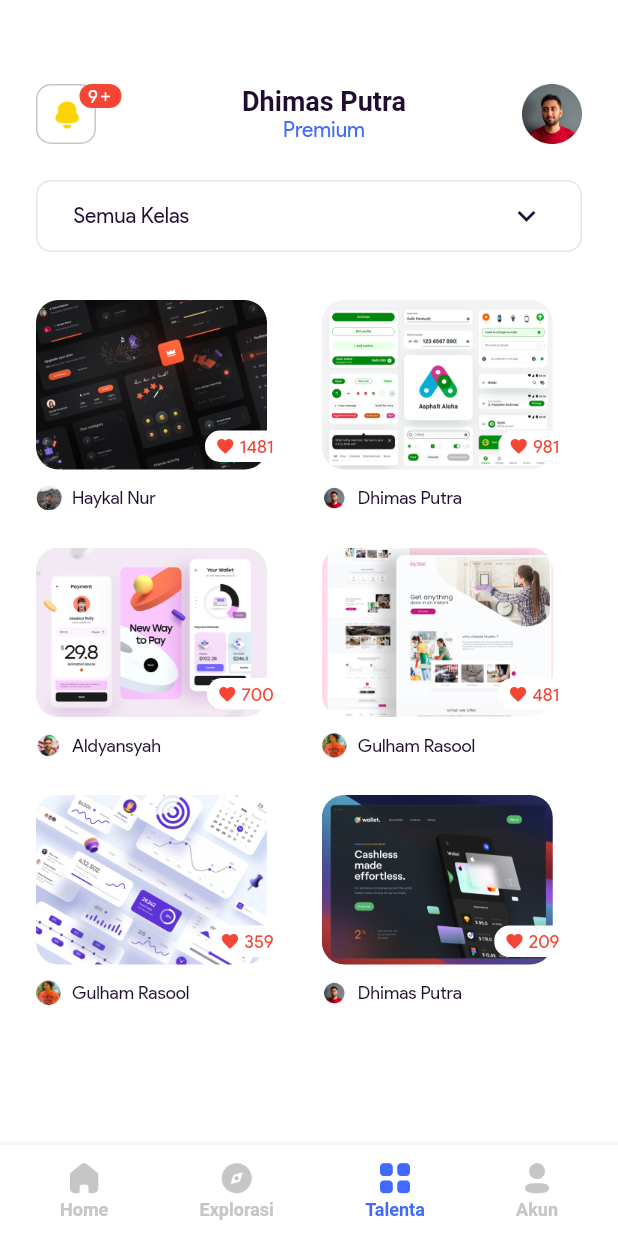
After one commit to Syahro/course, a Flutter app: the TalentPage screen opened directly, on a phone screen of 412 x 824 dp. The commit adds this screen. Run offline on Flutter 3.47's test engine with Material 2 defaults, Android fonts, the phone set to English and light mode, and no system bars; missing offline and left inert: carousel_images; Roboto replaces fonts that are missing (Product-Regular-Bold).

Commit message:
done modified talentPage and add some assets or support

```diff
--- a/lib/pages/beranda_page.dart
+++ b/lib/pages/beranda_page.dart
@@ -14,6 +14,7 @@ class BerandaPage extends StatelessWidget {
   @override
   Widget build(BuildContext context) {
     return Scaffold(
+      backgroundColor: whiteColor,
       floatingActionButton: BottomFloating(
         isHome: true,
         isExplore: false,
--- a/lib/pages/explorasi_page.dart
+++ b/lib/pages/explorasi_page.dart
@@ -8,6 +8,7 @@ class ExplorasiPage extends StatelessWidget {
   @override
   Widget build(BuildContext context) {
     return Scaffold(
+      backgroundColor: whiteColor,
       floatingActionButton: BottomFloating(
         isHome: false,
         isExplore: true,
--- a/lib/pages/login_page.dart
+++ b/lib/pages/login_page.dart
@@ -6,6 +6,7 @@ class LoginPage extends StatelessWidget {
   @override
   Widget build(BuildContext context) {
     return Scaffold(
+      backgroundColor: whiteColor,
       body: SafeArea(
         child: ListView(
           children: [
--- /dev/null
+++ b/lib/pages/talent_page.dart
@@ -0,0 +1,133 @@
+import 'package:course/widget/bottom_floating.dart';
+import 'package:course/widget/header.dart';
+import 'package:course/widget/talent_card.dart';
+import 'package:flutter/material.dart';
+import 'package:course/theme.dart';
+
+class TalentPage extends StatelessWidget {
+  @override
+  Widget build(BuildContext context) {
+    return Scaffold(
+      backgroundColor: whiteColor,
+      floatingActionButton: BottomFloating(
+        isHome: false,
+        isExplore: false,
+        isTalent: true,
+        isAccount: false,
+      ),
+      floatingActionButtonLocation: FloatingActionButtonLocation.centerDocked,
+      body: SafeArea(
+          child: ListView(
+        children: [
+          Padding(
+            padding: EdgeInsets.symmetric(
+              horizontal: defaultMargin,
+              vertical: 56,
+            ),
+            child: Column(
+              children: [
+                Header(),
+                SizedBox(
+                  height: 24,
+                ),
+                Container(
+                  padding: EdgeInsets.symmetric(
+                    horizontal: defaultMargin,
+                  ),
+                  height: 48,
+                  width: double.infinity,
+                  decoration: BoxDecoration(
+                    color: whiteColor,
+                    borderRadius: BorderRadius.circular(10),
+                    border: Border.all(
+                      color: lightGreyColor,
+                    ),
+                  ),
+                  child: Row(
+                    mainAxisAlignment: MainAxisAlignment.spaceBetween,
+                    children: [
+                      Text(
+                        'Semua Kelas',
+                        style: regularTextStyle.copyWith(
+                          fontSize: 14,
+                          color: blackColor,
+                        ),
+                      ),
+                      Icon(
+                        Icons.keyboard_arrow_down,
+                        color: blackColor,
+                      ),
+                    ],
+                  ),
+                ),
+                SizedBox(
+                  height: 32,
+                ),
+                Row(
+                  mainAxisAlignment: MainAxisAlignment.spaceBetween,
+                  children: [
+                    TalentCard(
+                      imageUrl: 'assets/class6.png',
+                      like: '1481',
+                      imageUrlTalent: 'assets/talent1.png',
+                      talentName: 'Haykal Nur',
+                    ),
+                    TalentCard(
+                      imageUrl: 'assets/class7.png',
+                      like: '981',
+                      imageUrlTalent: 'assets/talent2.png',
+                      talentName: 'Dhimas Putra',
+                    ),
+                  ],
+                ),
+                SizedBox(
+                  height: 25,
+                ),
+                Row(
+                  mainAxisAlignment: MainAxisAlignment.spaceBetween,
+                  children: [
+                    TalentCard(
+                      imageUrl: 'assets/class8.png',
+                      like: '700',
+                      imageUrlTalent: 'assets/talent3.png',
+                      talentName: 'Aldyansyah',
+                    ),
+                    TalentCard(
+                      imageUrl: 'assets/class9.png',
+                      like: '481',
+                      imageUrlTalent: 'assets/talent4.png',
+                      talentName: 'Gulham Rasool',
+                    ),
+                  ],
+                ),
+                SizedBox(
+                  height: 25,
+                ),
+                Row(
+                  mainAxisAlignment: MainAxisAlignment.spaceBetween,
+                  children: [
+                    TalentCard(
+                      imageUrl: 'assets/class10.png',
+                      like: '359',
+                      imageUrlTalent: 'assets/talent4.png',
+                      talentName: 'Gulham Rasool',
+                    ),
+                    TalentCard(
+                      imageUrl: 'assets/class11.png',
+                      like: '209',
+                      imageUrlTalent: 'assets/talent2.png',
+                      talentName: 'Dhimas Putra',
+                    )
+                  ],
+                ),
+                SizedBox(
+                  height: 30,
+                ),
+              ],
+            ),
+          ),
+        ],
+      )),
+    );
+  }
+}
--- a/lib/widget/bottom_floating.dart
+++ b/lib/widget/bottom_floating.dart
@@ -1,5 +1,6 @@
 import 'package:course/pages/beranda_page.dart';
 import 'package:course/pages/explorasi_page.dart';
+import 'package:course/pages/talent_page.dart';
 import 'package:course/theme.dart';
 import 'package:course/widget/icon_bottom_floating.dart';
 import 'package:flutter/material.dart';
@@ -62,10 +63,17 @@ class BottomFloating extends StatelessWidget {
                 isActive: isExplore,
               ),
             ),
-            IconBottomFloating(
-              imageUrl: 'assets/talent.png',
-              menuName: 'Talenta',
-              isActive: isTalent,
+            InkWell(
+              onTap: () {
+                Navigator.push(context, MaterialPageRoute(builder: (context) {
+                  return TalentPage();
+                }));
+              },
+              child: IconBottomFloating(
+                imageUrl: 'assets/talent.png',
+                menuName: 'Talenta',
+                isActive: isTalent,
+              ),
             ),
             IconBottomFloating(
               imageUrl: 'assets/akun.png',
--- /dev/null
+++ b/lib/widget/talent_card.dart
@@ -0,0 +1,110 @@
+import 'package:course/theme.dart';
+import 'package:flutter/material.dart';
+
+class TalentCard extends StatelessWidget {
+  final String imageUrl;
+  final String like;
+  final String imageUrlTalent;
+  final String talentName;
+
+  TalentCard({
+    this.imageUrl,
+    this.like,
+    this.imageUrlTalent,
+    this.talentName,
+  });
+  @override
+  Widget build(BuildContext context) {
+    return Container(
+      height: 140,
+      width:
+          ((MediaQuery.of(context).size.width - (2 * defaultMargin)) / 2) - 8.5,
+      child: Container(
+        height: 113,
+        width: 154,
+        child: Column(
+          mainAxisAlignment: MainAxisAlignment.spaceBetween,
+          children: [
+            Stack(
+              children: [
+                ClipRRect(
+                  borderRadius: BorderRadius.circular(15),
+                  child: Image.asset(
+                    imageUrl,
+                    width: 154,
+                    height: 113,
+                    fit: BoxFit.cover,
+                  ),
+                ),
+                Padding(
+                  padding: EdgeInsets.only(
+                    top: 87,
+                    right: 8,
+                  ),
+                  child: Row(
+                    mainAxisAlignment: MainAxisAlignment.end,
+                    children: [
+                      Container(
+                        padding: EdgeInsets.symmetric(
+                          horizontal: 7,
+                          vertical: 3,
+                        ),
+                        decoration: BoxDecoration(
+                          color: whiteColor,
+                          borderRadius: BorderRadius.circular(10),
+                        ),
+                        child: Center(
+                          child: Row(
+                            children: [
+                              Icon(
+                                Icons.favorite,
+                                color: redColor,
+                                size: 13,
+                              ),
+                              SizedBox(
+                                width: 3,
+                              ),
+                              Text(
+                                like,
+                                style: regularTextStyle.copyWith(
+                                  fontSize: 12,
+                                  color: redColor,
+                                ),
+                              ),
+                            ],
+                          ),
+                        ),
+                      )
+                    ],
+                  ),
+                ),
+              ],
+            ),
+            Row(
+              children: [
+                ClipRRect(
+                  borderRadius: BorderRadius.circular(8),
+                  child: Image.asset(
+                    imageUrlTalent,
+                    width: 17,
+                    height: 17,
+                  ),
+                ),
+                SizedBox(
+                  width: 7,
+                ),
+                Text(
+                  talentName,
+                  style: regularTextStyle.copyWith(
+                    fontSize: 12,
+                    color: blackColor,
+                  ),
+                ),
+              ],
+            ),
+          ],
+        ),
+      ),
+    );
+  }
+}
```
Also changed, not shown: assets/class10.png (added), assets/class11.png (added), assets/class6.png (added), assets/class7.png (added), assets/class8.png (added), assets/class9.png (added), assets/talent1.png (added), assets/talent2.png (added), assets/talent3.png (added), assets/talent4.png (added).
